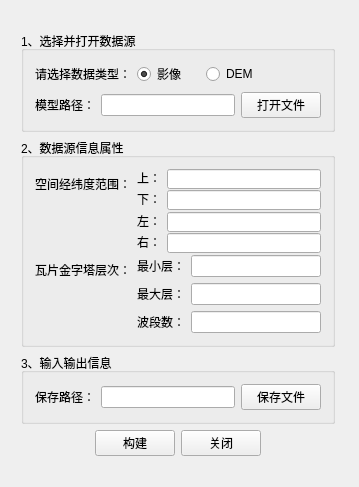
Old version of the form TileCutting/mainwindow.ui in the repository flylong0204/TileCuttingTool.
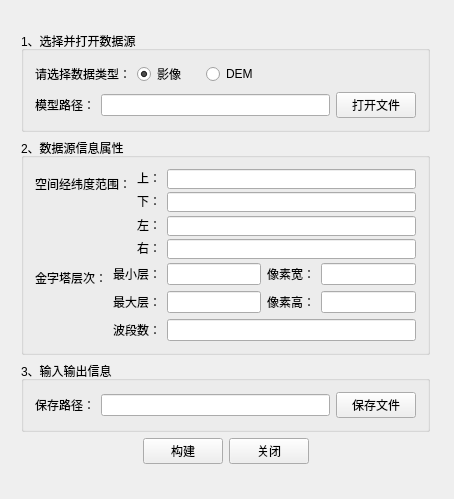
New version of the form.

```diff
--- a/TileCutting/mainwindow.ui
+++ b/TileCutting/mainwindow.ui
@@ -6,8 +6,8 @@
    <rect>
     <x>0</x>
     <y>0</y>
-    <width>359</width>
-    <height>487</height>
+    <width>454</width>
+    <height>499</height>
    </rect>
   </property>
   <property name="windowTitle">
@@ -19,8 +19,8 @@
      <rect>
       <x>10</x>
       <y>20</y>
-      <width>336</width>
-      <height>447</height>
+      <width>431</width>
+      <height>455</height>
      </rect>
     </property>
     <layout class="QVBoxLayout" name="verticalLayout_9">
@@ -225,7 +225,7 @@
                 <item row="0" column="0">
                  <widget class="QLabel" name="label_8">
                   <property name="text">
-                   <string>&lt;html&gt;&lt;head/&gt;&lt;body&gt;&lt;p align=&quot;center&quot;&gt;瓦片金字塔层次：&lt;/p&gt;&lt;/body&gt;&lt;/html&gt;</string>
+                   <string>&lt;html&gt;&lt;head/&gt;&lt;body&gt;&lt;p align=&quot;center&quot;&gt;金字塔层次：&lt;/p&gt;&lt;/body&gt;&lt;/html&gt;</string>
                   </property>
                  </widget>
                 </item>
@@ -243,6 +243,16 @@
                     <item>
                      <widget class="QLineEdit" name="txtMinLevel"/>
                     </item>
+                    <item>
+                     <widget class="QLabel" name="label_13">
+                      <property name="text">
+                       <string>&lt;html&gt;&lt;head/&gt;&lt;body&gt;&lt;p align=&quot;center&quot;&gt;像素宽：&lt;/p&gt;&lt;/body&gt;&lt;/html&gt;</string>
+                      </property>
+                     </widget>
+                    </item>
+                    <item>
+                     <widget class="QLineEdit" name="pixelW"/>
+                    </item>
                    </layout>
                   </item>
                   <item>
@@ -257,6 +267,16 @@
                     <item>
                      <widget class="QLineEdit" name="txtMaxLevel"/>
                     </item>
+                    <item>
+                     <widget class="QLabel" name="label_14">
+                      <property name="text">
+                       <string>&lt;html&gt;&lt;head/&gt;&lt;body&gt;&lt;p align=&quot;center&quot;&gt;像素高：&lt;/p&gt;&lt;/body&gt;&lt;/html&gt;</string>
+                      </property>
+                     </widget>
+                    </item>
+                    <item>
+                     <widget class="QLineEdit" name="pixelH"/>
+                    </item>
                    </layout>
                   </item>
                   <item>
```
